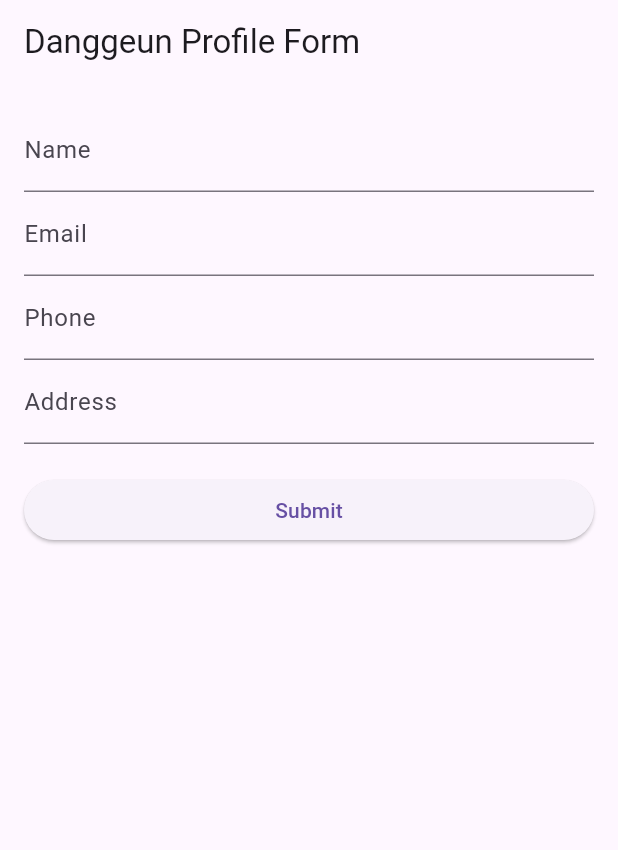
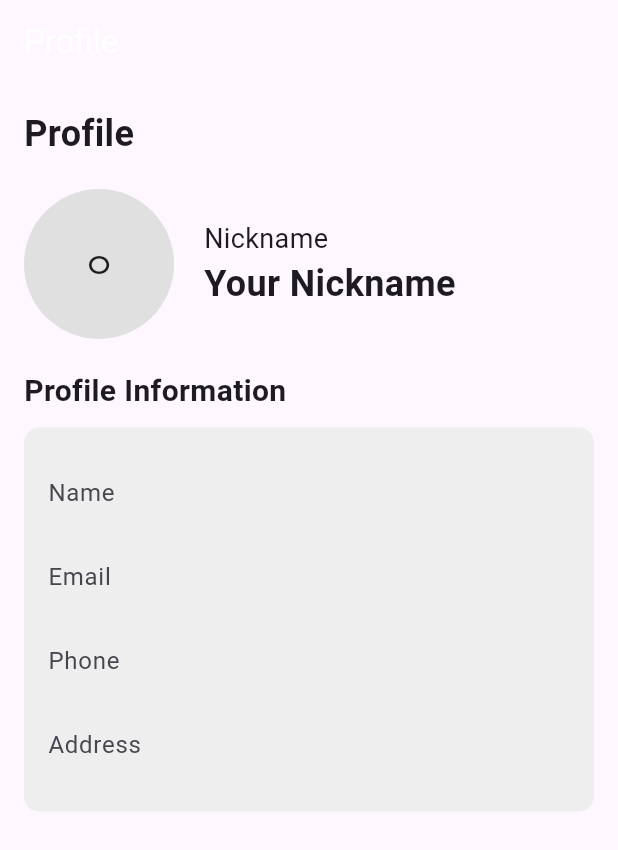
Before and after one commit to pknu-wap/-2-Y-NOT-Project, a Flutter app: the screen it shows after launch, on a phone screen of 412 x 824 dp. Shown: the top 850 px of the screen. Run offline on Flutter 3.47's test engine with Material 3 defaults, Android fonts, the phone set to English and light mode, and no system bars; our stand-ins replace cloud_firestore, firebase_auth, firebase_core, get, image_picker; missing offline and left inert: chatview; accounts and stored records are empty; project files that could hold a hidden picture were left out.

```diff
--- a/lib/main.dart
+++ b/lib/main.dart
@@ -1,16 +1,5 @@
 import 'package:firebase_core/firebase_core.dart';
 import 'package:flutter/material.dart';
-import 'package:flutter_01/Make_BookList.dart';
-import 'package:get/get.dart';
-import 'package:flutter_01/WishList.dart';
-import 'MyPage.dart'; // MyPage.dart 파일을 임포트합니다
-import 'package:flutter_01/loginPage.dart';
-import 'package:flutter_01/Make_BookList.dart';
-import 'package:flutter_01/About Chat/ChatList.dart';
-import 'package:get/get.dart';
-import 'package:flutter_01/successPage.dart';
-import 'package:flutter_01/Searchresult.dart';
-import 'package:flutter_01/Book_SearchList.dart';
 import 'package:flutter_01/About Chat/ChatList.dart';
 import 'package:flutter_01/profile.dart';
 
@@ -34,7 +23,7 @@ class MyApp extends StatelessWidget {
       routes: {
         '/success': (context) => ChatListScreen(),//BookList(Searchresult: searchresult),
       },
-      home: ProfileFormPage(),
+      home: ProfilePage(),
     );
   }
 }
--- a/lib/profile.dart
+++ b/lib/profile.dart
@@ -8,109 +8,109 @@ class MyApp extends StatelessWidget {
   @override
   Widget build(BuildContext context) {
     return MaterialApp(
-      title: 'Danggeun Profile Form',
+      title: 'Profile',
       theme: ThemeData(
-        primarySwatch: Colors.green,
+        primaryColor: Color(0xFFFE4D02), // 상단바 배경색 설정
       ),
-      home: ProfileFormPage(),
+      home: ProfilePage(),
     );
   }
 }
 
-class ProfileFormPage extends StatefulWidget {
-  @override
-  _ProfileFormPageState createState() => _ProfileFormPageState();
-}
-
-class _ProfileFormPageState extends State<ProfileFormPage> {
-  final _formKey = GlobalKey<FormState>();
-
-  String _name = '';
-  String _email = '';
-  String _phone = '';
-  String _address = '';
-
+class ProfilePage extends StatelessWidget {
   @override
   Widget build(BuildContext context) {
     return Scaffold(
       appBar: AppBar(
-        title: Text('Danggeun Profile Form'),
+        title: Text(
+          'Profile',
+          style: TextStyle(color: Colors.white), // 상단바 텍스트 색상 설정
+        ),
       ),
       body: Padding(
-        padding: EdgeInsets.all(16.0),
-        child: Form(
-          key: _formKey,
-          child: ListView(
+        padding: const EdgeInsets.all(16.0),
+        child: Column(
+          crossAxisAlignment: CrossAxisAlignment.start,
           children: [
-              TextFormField(
-                decoration: InputDecoration(labelText: 'Name'),
-                validator: (value) {
-                  if (value == null || value.isEmpty) {
-                    return 'Please enter your name';
-                  }
-                  return null;
-                },
-                onSaved: (value) {
-                  _name = value ?? '';
-                },
+            Text(
+              'Profile',
+              style: TextStyle(fontSize: 24, fontWeight: FontWeight.bold),
             ),
-              TextFormField(
-                decoration: InputDecoration(labelText: 'Email'),
-                validator: (value) {
-                  if (value == null || value.isEmpty) {
-                    return 'Please enter your email';
-                  } else if (!RegExp(r'^[^@]+@[^@]+\.[^@]+').hasMatch(value)) {
-                    return 'Please enter a valid email address';
-                  }
-                  return null;
-                },
-                onSaved: (value) {
-                  _email = value ?? '';
-                },
+            SizedBox(height: 20),
+            Row(
+              children: [
+                Container(
+                  width: 100,
+                  height: 100,
+                  decoration: BoxDecoration(
+                    shape: BoxShape.circle,
+                    color: Colors.grey[300],
+                    // 이미지를 여기에 추가하거나 네트워크에서 가져와서 설정하세요.
                   ),
-              TextFormField(
-                decoration: InputDecoration(labelText: 'Phone'),
-                validator: (value) {
-                  if (value == null || value.isEmpty) {
-                    return 'Please enter your phone number';
-                  }
-                  return null;
-                },
-                onSaved: (value) {
-                  _phone = value ?? '';
-                },
+                  child: Center(
+                    child: Text(
+                      'ㅇ',
+                      style: TextStyle(fontSize: 24),
                     ),
-              TextFormField(
-                decoration: InputDecoration(labelText: 'Address'),
-                validator: (value) {
-                  if (value == null || value.isEmpty) {
-                    return 'Please enter your address';
-                  }
-                  return null;
-                },
-                onSaved: (value) {
-                  _address = value ?? '';
-                },
                   ),
-              SizedBox(height: 20.0),
-              ElevatedButton(
-                onPressed: () {
-                  if (_formKey.currentState?.validate() ?? false) {
-                    _formKey.currentState?.save();
-                    // Do something with the saved values
-                    print('Name: $_name');
-                    print('Email: $_email');
-                    print('Phone: $_phone');
-                    print('Address: $_address');
-                    // You can add further actions here such as saving to a database or sending to a server
-                  }
-                },
-                child: Text('Submit'),
+                ),
+                SizedBox(width: 20),
+                Column(
+                  crossAxisAlignment: CrossAxisAlignment.start,
+                  children: [
+                    Text(
+                      'Nickname',
+                      style: TextStyle(fontSize: 18),
+                    ),
+                    Text(
+                      'Your Nickname',
+                      style: TextStyle(fontSize: 24, fontWeight: FontWeight.bold),
                     ),
                   ],
                 ),
+              ],
+            ),
+            SizedBox(height: 20),
+            Text(
+              'Profile Information',
+              style: TextStyle(fontSize: 20, fontWeight: FontWeight.bold),
+            ),
+            SizedBox(height: 10),
+            Container(
+              padding: EdgeInsets.all(16),
+              decoration: BoxDecoration(
+                borderRadius: BorderRadius.circular(10),
+                color: Colors.grey[200],
+              ),
+              child: Column(
+                crossAxisAlignment: CrossAxisAlignment.start,
+                children: [
+                  ProfileTextField(label: 'Name'),
+                  ProfileTextField(label: 'Email'),
+                  ProfileTextField(label: 'Phone'),
+                  ProfileTextField(label: 'Address'),
+                ],
+              ),
+            ),
+          ],
         ),
       ),
     );
   }
 }
+
+class ProfileTextField extends StatelessWidget {
+  final String label;
+
+  const ProfileTextField({required this.label});
+
+  @override
+  Widget build(BuildContext context) {
+    return TextFormField(
+      decoration: InputDecoration(
+        labelText: label,
+        border: InputBorder.none,
+      ),
+    );
+  }
+}
```
Lines whose indentation alone changed are shown as unchanged.
